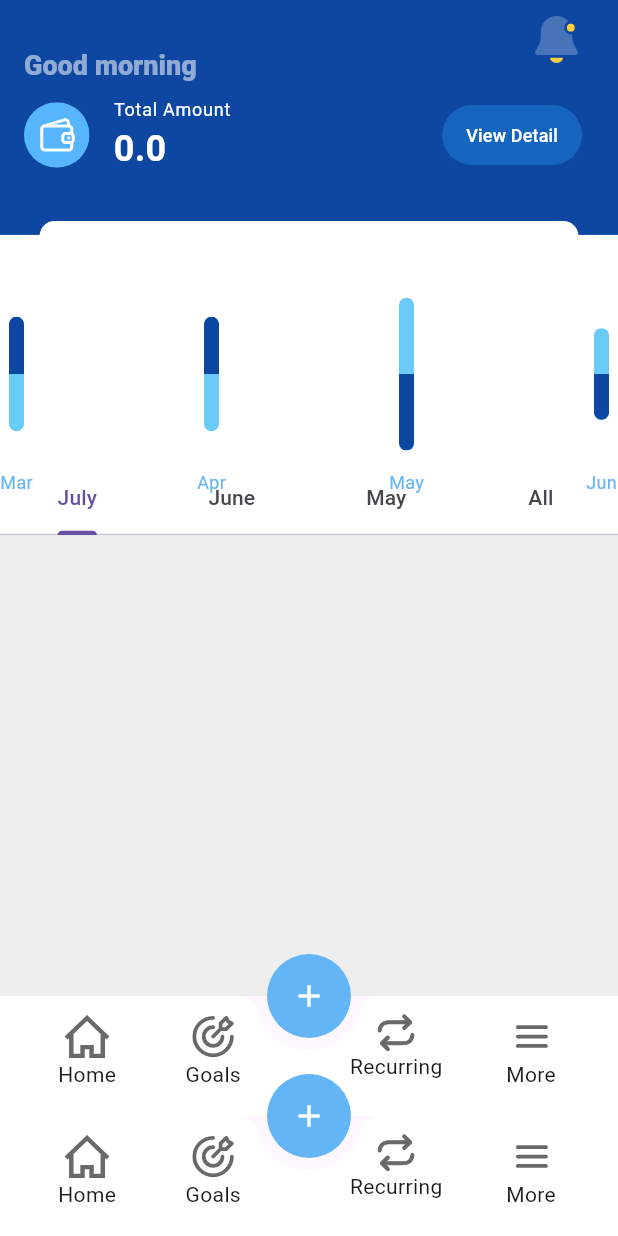
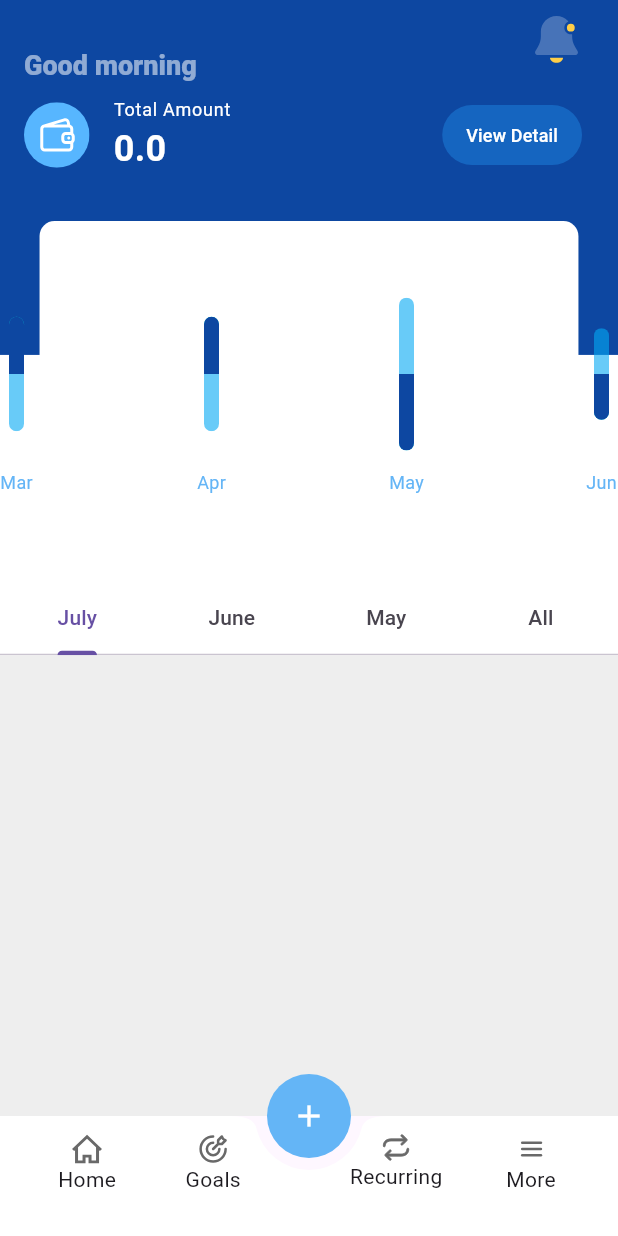
Before and after one commit to PishiKe/spendlens_fe, a Flutter app: the HomeScreen screen opened by its route, on a phone screen of 412 x 824 dp. Run offline on Flutter 3.47's test engine with Material 3 defaults, Android fonts, the phone set to English and light mode, and no system bars; drawn by our look-alikes of fl_chart; our stand-ins replace awesome_snackbar_content, flutter_svg, freezed_annotation, go_router, loading_animation_widget, shared_preferences; accounts and stored records are empty.

Commit message:
made navbar global

```diff
--- a/lib/view/screens/home/components/bottom_navbar.dart
+++ b/lib/view/global/widgets/bottom_navbar.dart
@@ -1,15 +1,11 @@
 import 'package:flutter/material.dart';
+import 'package:go_router/go_router.dart';
 import 'package:splendlens_fe/view/view.dart';
 import 'package:splendlens_fe/core/utilities/utilities.dart';
 
-class BottomNavbar extends StatefulWidget {
+class BottomNavbar extends StatelessWidget {
   const BottomNavbar({super.key});
 
-  @override
-  State<BottomNavbar> createState() => _BottomNavbarState();
-}
-
-class _BottomNavbarState extends State<BottomNavbar> {
   @override
   Widget build(BuildContext context) {
     return BottomAppBar(
@@ -22,7 +18,9 @@
           Column(
             children: [
               CustomIconButton(
-                  height: 30, icon: 'assets/icons/home.svg', onTap: () {}),
+                  height: 20,
+                  icon: 'assets/icons/home.svg',
+                  onTap: () => context.go('/home')),
               const Text('Home')
             ],
           ),
@@ -31,9 +29,9 @@
             child: Column(
               children: [
                 CustomIconButton(
-                  height: 30,
+                  height: 20,
                   icon: 'assets/icons/goals.svg',
-                  onTap: () {},
+                  onTap: () => context.go('/goals'),
                 ),
                 const Text('Goals')
               ],
@@ -44,9 +42,9 @@
             child: Column(
               children: [
                 CustomIconButton(
-                    height: 25,
+                    height: 18,
                     icon: 'assets/icons/round_arrow.svg',
-                    onTap: () {}),
+                    onTap: () => context.go('/recurring')),
                 const Text('Recurring')
               ],
             ),
@@ -54,7 +52,9 @@
           Column(
             children: [
               CustomIconButton(
-                  height: 30, icon: 'assets/icons/burger.svg', onTap: () {}),
+                  height: 20,
+                  icon: 'assets/icons/burger.svg',
+                  onTap: () => context.go('/profile')),
               const Text('More')
             ],
           )
--- a/lib/view/global/widgets/widgets.dart
+++ b/lib/view/global/widgets/widgets.dart
@@ -1,3 +1,4 @@
 export 'glassmorphism.dart';
 export 'custom_button.dart';
 export 'custom_icon_button.dart';
+export 'bottom_navbar.dart';
--- a/lib/view/screens/home/home.dart
+++ b/lib/view/screens/home/home.dart
@@ -1,5 +1,4 @@
 // Components
-export 'components/bottom_navbar.dart';
 export 'components/chart.dart';
 
 export 'home_screen.dart';
--- a/lib/view/screens/home/home_screen.dart
+++ b/lib/view/screens/home/home_screen.dart
@@ -68,18 +68,7 @@
           ],
         ),
         body: const HomeScreenBody(),
-        bottomNavigationBar: const BottomNavbar(),
-        floatingActionButton: FloatingActionButton(
-          backgroundColor: AppTheme().lightBlue,
-          shape: const CircleBorder(),
-          elevation: 0,
-          child: Icon(
-            Icons.add,
-            color: AppTheme().white,
-          ),
-          onPressed: () => context.go('/addExpense'),
-        ),
-        floatingActionButtonLocation: FloatingActionButtonLocation.centerDocked,
+
       );
     });
   }
```
